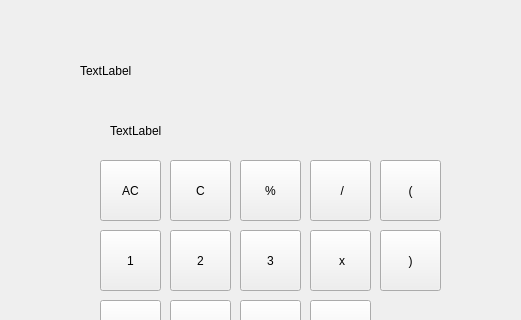
The window that python/pyQT_src/calculator_1.02.ui (RedStones-112/ROS_Pr) describes before a commit, drawn with Qt 5; both pictures show x 160 to 681 and y 0 to 320 of the 800 by 600 pixel window.
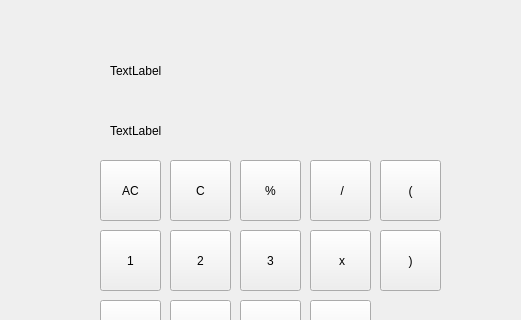
The same window after the commit.

Commit message: calculator_end

Diff of the .ui file:
```diff
--- a/python/pyQT_src/calculator_1.02.ui
+++ b/python/pyQT_src/calculator_1.02.ui
@@ -30,9 +30,9 @@
    <widget class="QLabel" name="label">
     <property name="geometry">
      <rect>
-      <x>240</x>
+      <x>270</x>
       <y>30</y>
-      <width>321</width>
+      <width>331</width>
       <height>81</height>
      </rect>
     </property>
@@ -292,7 +292,7 @@
      <rect>
       <x>270</x>
       <y>110</y>
-      <width>261</width>
+      <width>331</width>
       <height>41</height>
      </rect>
     </property>
```
The commit also changes 4 other files.
